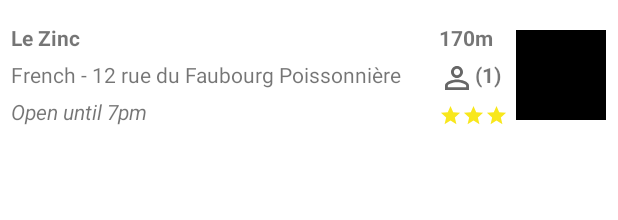
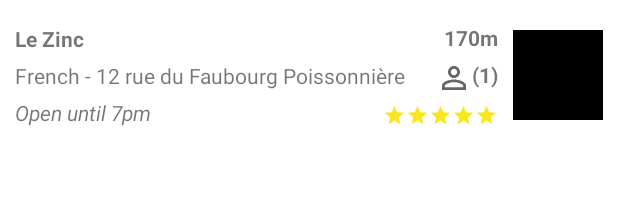
Before and after one commit to ETS-Android1/OC_Projet7_Go4Lunch, an Android app: the layout list_view_item.xml on its own in the app's theme, with its tools: preview values and no code run, on a phone screen of 412 x 824 dp. Shown: the top 220 px of the screen. Run offline under Robolectric (Android 15) with nearby library versions, the light colour scheme and no system bars.

```diff
--- a/app/src/main/java/com/openclassrooms/go4lunch/ui/receivers/NetworkBroadcastReceiver.java
+++ b/app/src/main/java/com/openclassrooms/go4lunch/receivers/NetworkBroadcastReceiver.java
@@ -1,4 +1,4 @@
-package com.openclassrooms.go4lunch.ui.receivers;
+package com.openclassrooms.go4lunch.receivers;
 
 import android.content.BroadcastReceiver;
 import android.content.Context;
--- a/app/src/main/java/com/openclassrooms/go4lunch/ui/fragments/MapViewFragmentCallback.java
+++ b/app/src/main/java/com/openclassrooms/go4lunch/ui/fragments/MapViewFragmentCallback.java
@@ -4,6 +4,7 @@
  * Callback interface to {@link MapViewFragment} fragment
  */
 public interface MapViewFragmentCallback {
+    void searchPlacesInCurrentLocation();
     void updateFloatingButtonIconDisplay(boolean status);
     void activateGPS();
 }
--- a/app/src/main/res/layout/list_view_item.xml
+++ b/app/src/main/res/layout/list_view_item.xml
@@ -1,5 +1,5 @@
 <?xml version="1.0" encoding="utf-8"?>
-<LinearLayout
+<androidx.constraintlayout.widget.ConstraintLayout
     xmlns:android="http://schemas.android.com/apk/res/android"
     xmlns:app="http://schemas.android.com/apk/res-auto"
     android:layout_width="match_parent"
@@ -7,14 +7,15 @@
     android:orientation="horizontal"
     android:gravity="center">
 
-
     <GridLayout
-        android:layout_width="280dp"
+        android:layout_width="260dp"
         android:layout_height="wrap_content"
         android:rowCount="3"
         android:columnCount="1"
-        android:layout_marginEnd="5dp"
-        >
+        android:layout_marginStart="10dp"
+        app:layout_constraintTop_toTopOf="parent"
+        app:layout_constraintBottom_toBottomOf="parent"
+        app:layout_constraintLeft_toLeftOf="parent">
         <com.google.android.material.textview.MaterialTextView
             android:text="Le Zinc"
             android:textStyle="bold"
@@ -47,7 +48,10 @@
         android:layout_height="wrap_content"
         android:rowCount="3"
         android:columnCount="1"
-        android:layout_marginEnd="5dp">
+        android:layout_marginEnd="10dp"
+        app:layout_constraintTop_toTopOf="parent"
+        app:layout_constraintBottom_toBottomOf="parent"
+        app:layout_constraintRight_toLeftOf="@id/icon_restaurant">
 
         <com.google.android.material.textview.MaterialTextView
             android:text="170m"
@@ -56,39 +60,55 @@
             android:layout_width="wrap_content"
             android:layout_row="0"
             android:layout_column="0"
-            android:layout_marginBottom="5dp"/>
+            android:layout_marginBottom="5dp"
+            android:layout_gravity="right"/>
 
         <com.google.android.material.textview.MaterialTextView
             android:src="@drawable/ic_baseline_perm_identity_24dp_black"
             android:text="(1)"
             android:textStyle="bold"
             android:layout_marginBottom="5dp"
-            app:drawableLeftCompat="@drawable/ic_baseline_perm_identity_24dp_black" />
+            app:drawableLeftCompat="@drawable/ic_baseline_perm_identity_24dp_black"
+            android:layout_gravity="right"/>
 
         <GridLayout
             android:layout_width="wrap_content"
             android:layout_height="wrap_content"
             android:rowCount="1"
-            android:columnCount="3">
+            android:columnCount="5">
             <ImageView
-                android:id="@+id/note_star_3"
+                android:id="@+id/note_star_5"
                 android:layout_width="15dp"
                 android:layout_height="15dp"
                 android:layout_column="0"
                 android:layout_row="0"
                 android:src="@drawable/ic_baseline_star_24dp_yellow"/>
             <ImageView
-                android:id="@+id/note_star_2"
+                android:id="@+id/note_star_4"
                 android:layout_width="15dp"
                 android:layout_height="15dp"
                 android:layout_column="1"
                 android:layout_row="0"
                 android:src="@drawable/ic_baseline_star_24dp_yellow"/>
             <ImageView
+                android:id="@+id/note_star_3"
+                android:layout_width="15dp"
+                android:layout_height="15dp"
+                android:layout_column="2"
+                android:layout_row="0"
+                android:src="@drawable/ic_baseline_star_24dp_yellow"/>
+            <ImageView
+                android:id="@+id/note_star_2"
+                android:layout_width="15dp"
+                android:layout_height="15dp"
+                android:layout_column="3"
+                android:layout_row="0"
+                android:src="@drawable/ic_baseline_star_24dp_yellow"/>
+            <ImageView
                 android:id="@+id/note_star_1"
                 android:layout_width="15dp"
                 android:layout_height="15dp"
-                android:layout_column="2"
+                android:layout_column="4"
                 android:layout_row="0"
                 android:src="@drawable/ic_baseline_star_24dp_yellow"/>
         </GridLayout>
@@ -98,5 +118,9 @@
         android:id="@+id/icon_restaurant"
         android:layout_width="60dp"
         android:layout_height="60dp"
-        android:background="@color/black"/>
-</LinearLayout>
+        android:background="@color/black"
+        android:layout_marginEnd="10dp"
+        app:layout_constraintRight_toRightOf="parent"
+        app:layout_constraintTop_toTopOf="parent"
+        app:layout_constraintBottom_toBottomOf="parent"/>
+</androidx.constraintlayout.widget.ConstraintLayout>
--- a/gradle.properties
+++ b/gradle.properties
@@ -17,3 +17,5 @@
 android.useAndroidX=true
 # Automatically convert third-party libraries to use AndroidX
 android.enableJetifier=true
+#Google Places API KEY
+API_KEY = "AIzaSyCzTUqhlZYaKT_qsH_rI1LJBGAhTxnE8VI"
```
Also changed, not shown: app/build.gradle (+8 -0 lines), app/src/main/java/com/openclassrooms/go4lunch/controller/PlacesController.java (added, +135 -0 lines), app/src/main/java/com/openclassrooms/go4lunch/model/Restaurant.java (added, +54 -0 lines), app/src/main/java/com/openclassrooms/go4lunch/receivers/GPSBroadcastReceiver.java (renamed from app/src/main/java/com/openclassrooms/go4lunch/ui/receivers/GPSBroadcastReceiver.java, +10 -1 lines), app/src/main/java/com/openclassrooms/go4lunch/service/ListRestaurantsService.java (added, +39 -0 lines), app/src/main/java/com/openclassrooms/go4lunch/ui/activities/MainActivity.java (+29 -4 lines), app/src/main/java/com/openclassrooms/go4lunch/ui/fragments/MapViewFragment.java (+43 -7 lines), 1 other file.
